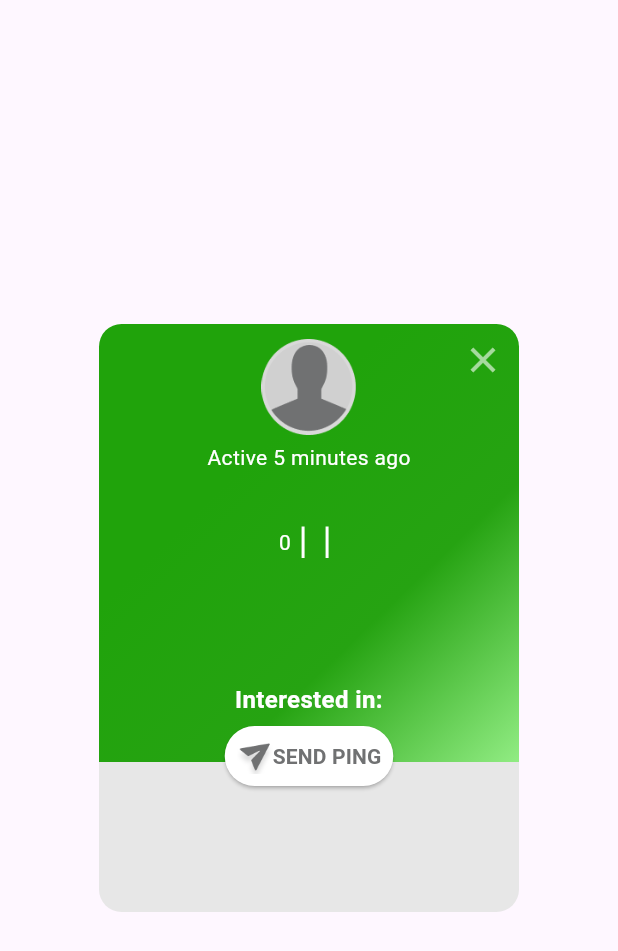
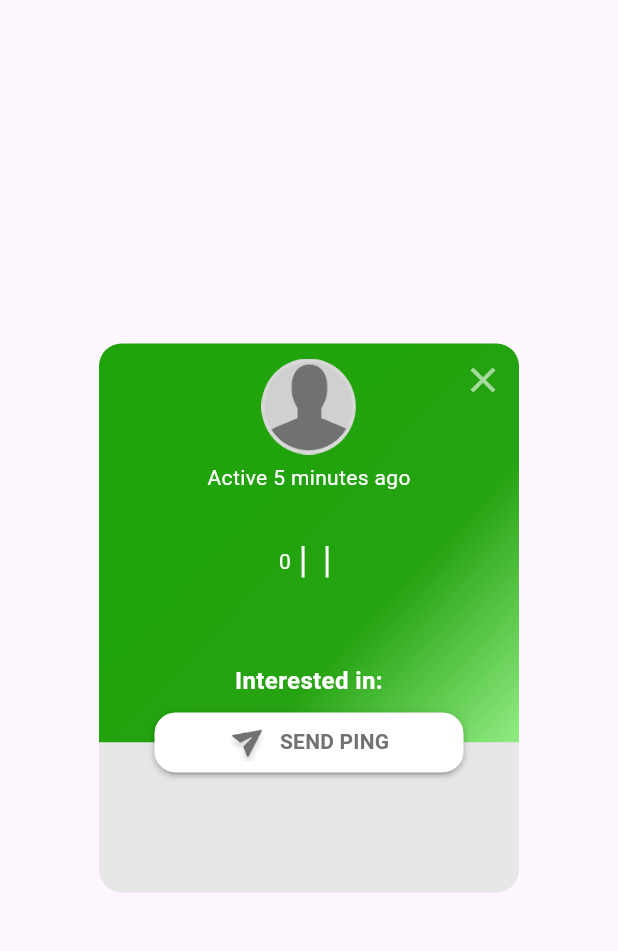
Before and after one commit to launchtec/satesocial-V1.0.0, a Flutter app: the UserInfoDialog widget shown alone on an empty page, opened directly with empty values, on a phone screen of 412 x 824 dp. Shown: the top 951 px of the screen. Run offline on Flutter 3.47's test engine with Material 3 defaults, Android fonts, the phone set to English and light mode, and no system bars; drawn by our look-alikes of dropdown_button2; our stand-ins replace bloc, built_value, cloud_firestore, equatable, file_picker, firebase_auth and 12 more; missing offline and left inert: dart:ffi, flutter_material_pickers, flutter_selfie_liveness, haversine_distance; accounts and stored records are empty; generated files the repository leaves out were written again.

Commit message:
Send ping done

```diff
--- a/lib/core/util/app_constants.dart
+++ b/lib/core/util/app_constants.dart
@@ -10,6 +10,7 @@ class AppConstants {
 
   // Sign Up constants
   static const List<String> genderList = ['Male', 'Female', 'Non Binary'];
+  static const List<String> listHello = ['Send a hello 👋', 'Send a flirt 😉', 'Send an introduction'];
   static const List<String> relationships = ['Single', 'In Relationship', 'It\'s Complicated'];
   static const List<String> ageList = ['18', '19', '20', '21', '22', '23', '24', '25', '26',
     '27', '28', '29', '30', '31', '32', '33', '34', '35', '36', '37', '38', '39', '40', '41',
--- a/lib/features/connect/presentation/widgets/user_info_dialog.dart
+++ b/lib/features/connect/presentation/widgets/user_info_dialog.dart
@@ -1,11 +1,10 @@
+import 'package:dropdown_button2/dropdown_button2.dart';
 import 'package:flutter/material.dart';
 import 'package:flutter_bloc/flutter_bloc.dart';
 import 'package:get/get.dart';
 import 'package:sate_social/features/auth/data/models/app_user.dart';
 import 'package:sate_social/features/messages/domain/repositories/chat_repository.dart';
 import 'package:sate_social/features/messages/domain/use_cases/add_chat_case.dart';
-import 'package:sate_social/features/messages/presentation/blocks/add_chat/add_chat_cubit.dart';
-import 'package:sate_social/features/messages/presentation/blocks/add_chat/add_chat_state.dart';
 import 'package:sate_social/features/messages/presentation/blocks/add_chat_connect/add_chat_connect_state.dart';
 
 import '../../../../core/route/route_helper.dart';
@@ -13,7 +12,9 @@ import '../../../../core/util/app_constants.dart';
 import '../../../../core/util/dimensions.dart';
 import '../../../../core/util/images.dart';
 import '../../../../core/util/styles.dart';
+import '../../../messages/domain/use_cases/add_message_case.dart';
 import '../../../messages/presentation/blocks/add_chat_connect/add_chat_connect_cubit.dart';
+import '../../../messages/presentation/blocks/add_message/add_message_cubit.dart';
 
 class UserInfoDialog extends StatelessWidget {
   final AppUser user;
@@ -22,12 +23,20 @@ class UserInfoDialog extends StatelessWidget {
 
   @override
   Widget build(BuildContext context) {
-    return BlocProvider(
+    return MultiBlocProvider(
+        providers: [
+          BlocProvider(
               create: (context) => AddChatConnectCubit(
                     addChatCase: AddChatCase(
                       chatRepository: context.read<ChatRepository>(),
                     ),
-            ),
+                  )),
+          BlocProvider(
+              create: (context) => AddMessageCubit(
+                  addMessageCase: AddMessageCase(
+                    chatRepository: context.read<ChatRepository>(),
+                  )))
+        ],
         child: AlertDialog(
           contentPadding: EdgeInsets.zero,
           titleTextStyle: TextStyle(
@@ -113,15 +122,20 @@ class UserInfoDialog extends StatelessWidget {
                                   fontSize: Dimensions.fontSizeDefault)),
                           const SizedBox(
                               height: Dimensions.paddingSizeExtraSmall),
-                          user.relationship != null ? Column(children: [
+                          user.relationship != null &&
+                                  user.relationship!.isNotEmpty
+                              ? Column(children: [
                                   Text(user.relationship!,
                                       style: TextStyle(
                                           color: Colors.white,
-                                    fontSize: Dimensions.fontSizeDefault)),
+                                          fontSize:
+                                              Dimensions.fontSizeDefault)),
                                   const SizedBox(
                                       height: Dimensions.paddingSizeExtraSmall),
-                          ]) : Container(),
-                          Text('Interested in: ${user.openToConnectTo.join(', ')}',
+                                ])
+                              : const SizedBox(),
+                          Text(
+                              'Interested in: ${user.openToConnectTo.join(', ')}',
                               textAlign: TextAlign.center,
                               style: TextStyle(
                                   color: Colors.white,
@@ -156,43 +170,100 @@ class UserInfoDialog extends StatelessWidget {
                       left: 0,
                       right: 0,
                       child: Center(
-                          child: ElevatedButton(
-                              onPressed: () async {
-                                await context.read<AddChatConnectCubit>().addChat(user);
-                                Navigator.pop(context);
-                                Get.toNamed(RouteHelper.getConnectChatsRoute());
-                              },
-                              style: ButtonStyle(
-                                  padding:
-                                      MaterialStateProperty.all<EdgeInsets>(
-                                          const EdgeInsets.symmetric(
-                                              horizontal: Dimensions
-                                                  .paddingSizeMiddleSmall)),
-                                  backgroundColor:
-                                      MaterialStateProperty.all<Color>(
-                                          Colors.white)),
-                              child: Row(
-                                  mainAxisSize: MainAxisSize.min,
+                        child: DropdownButtonHideUnderline(
+                          child: DropdownButton2<String>(
+                            isExpanded: true,
+                            hint: Row(
+                                mainAxisSize: MainAxisSize.max,
+                                mainAxisAlignment: MainAxisAlignment.center,
                                 children: [
                                   Image.asset(Images.sending,
                                       height: 24,
                                       color: ColorConstants.sendPingColor),
-                                    const Text('SEND PING',
+                                  const SizedBox(
+                                      width: Dimensions.paddingSizeSmall),
+                                  Text('SEND PING',
                                       style: TextStyle(
                                           color: ColorConstants.sendPingColor,
+                                          fontSize: Dimensions.fontSizeDefault,
                                           fontWeight: FontWeight.bold))
-                                  ])))),
+                                ]),
+                            iconStyleData: const IconStyleData(
+                              iconSize: 0,
+                            ),
+                            items: AppConstants.listHello
+                                .map((String item) => DropdownMenuItem<String>(
+                                      value: item,
+                                      child: Text(
+                                        item,
+                                        style: const TextStyle(
+                                          fontSize: 14,
+                                          color: Colors.black,
+                                        ),
+                                        overflow: TextOverflow.ellipsis,
+                                      ),
+                                    ))
+                                .toList(),
+                            onChanged: (value) async {
+                              String chatId = await context
+                                  .read<AddChatConnectCubit>()
+                                  .addChat(user);
+                              await context
+                                  .read<AddMessageCubit>()
+                                  .addMessage(chatId,
+                                  value!);
+                              Navigator.pop(context);
+                              Get.toNamed(RouteHelper.getConnectChatsRoute());
+                            },
+                            buttonStyleData: ButtonStyleData(
+                              width: context.width / 2,
+                              padding:
+                                  const EdgeInsets.only(left: 14, right: 14),
+                              decoration: BoxDecoration(
+                                borderRadius: BorderRadius.circular(14),
+                                border: Border.all(
+                                  color: Colors.white,
+                                ),
+                                color: Colors.white,
+                              ),
+                              elevation: 2,
+                            ),
+                            dropdownStyleData: DropdownStyleData(
+                              maxHeight: 200,
+                              width: context.width / 2,
+                              decoration: BoxDecoration(
+                                borderRadius: BorderRadius.circular(14),
+                                color: Colors.white,
+                              ),
+                              scrollbarTheme: ScrollbarThemeData(
+                                radius: const Radius.circular(40),
+                                thickness: MaterialStateProperty.all(6),
+                                thumbVisibility:
+                                    MaterialStateProperty.all(true),
+                              ),
+                            ),
+                            menuItemStyleData: const MenuItemStyleData(
+                              height: 40,
+                              padding: EdgeInsets.only(left: 14, right: 14),
+                            ),
+                          ),
+                        ),
+                      )),
                   Positioned.fill(
                     child: Align(
                         alignment: Alignment.bottomLeft,
-                        child: ((user.activeInstagram ?? false) && user.userLinkInstagram != null) ? Row(children: [
-                          Image.asset(Images.instagramConnect, height: 48),
+                        child: ((user.activeInstagram ?? false) &&
+                                user.userLinkInstagram != null)
+                            ? Row(children: [
+                                Image.asset(Images.instagramConnect,
+                                    height: 48),
                                 Text(user.userLinkInstagram!,
                                     style: TextStyle(
                                         color: Colors.black,
                                         fontWeight: FontWeight.bold,
                                         fontSize: Dimensions.fontSizeDefault)),
-                        ]) : Container()),
+                              ])
+                            : Container()),
                   ),
                 ]));
           }),
--- a/lib/features/messages/presentation/blocks/add_chat_connect/add_chat_connect_cubit.dart
+++ b/lib/features/messages/presentation/blocks/add_chat_connect/add_chat_connect_cubit.dart
@@ -16,19 +16,22 @@ class AddChatConnectCubit extends Cubit<AddChatConnectState> {
   })  : _addChatCase = addChatCase,
         super(const AddChatConnectState());
 
-  Future<void> addChat(AppUser receiver) async {
+  Future<String> addChat(AppUser receiver) async {
+    String chatId = const Uuid().v4();
     emit(state.copyWith(requestStatus: RequestStatus.submissionInProgress));
     try {
       await _addChatCase(Chat(
-          id: const Uuid().v4(),
+          id: chatId,
           name: receiver.name,
           senderId: FirebaseAuth.instance.currentUser!.uid,
           receiverId: receiver.id,
           connectId: const Uuid().v4()
       ));
       emit(state.copyWith(requestStatus: RequestStatus.submissionSuccess));
+      emit(state.copyWith(requestStatus: RequestStatus.initial));
     } catch (err) {
       emit(state.copyWith(requestStatus: RequestStatus.submissionFailure));
     }
+    return chatId;
   }
 }
```
Lines whose indentation alone changed are shown as unchanged.
